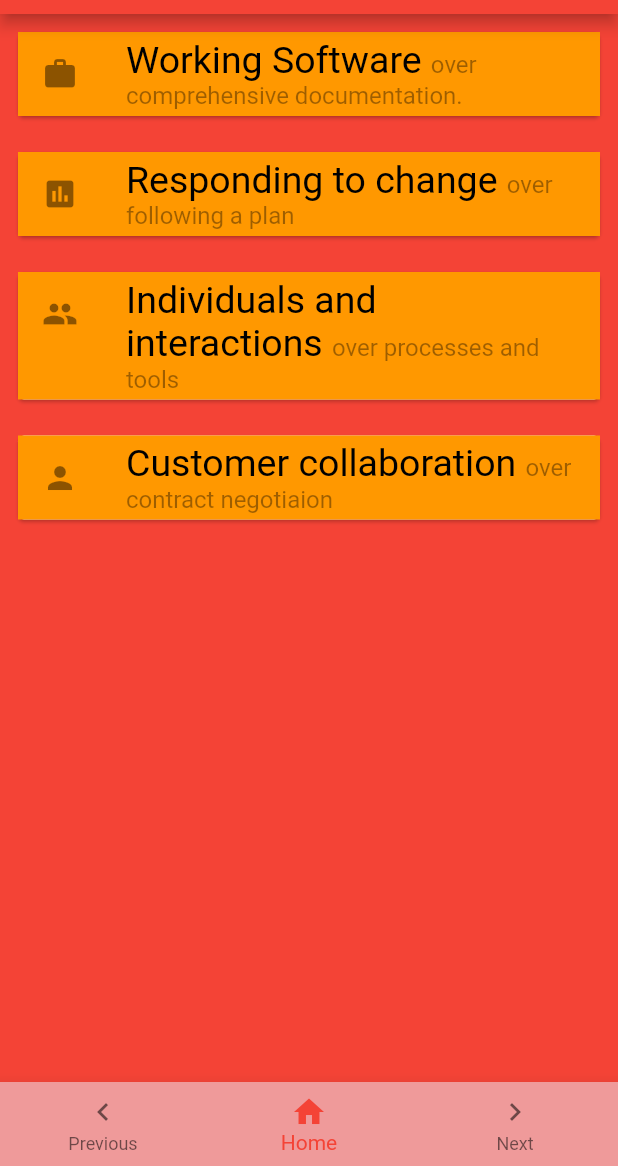
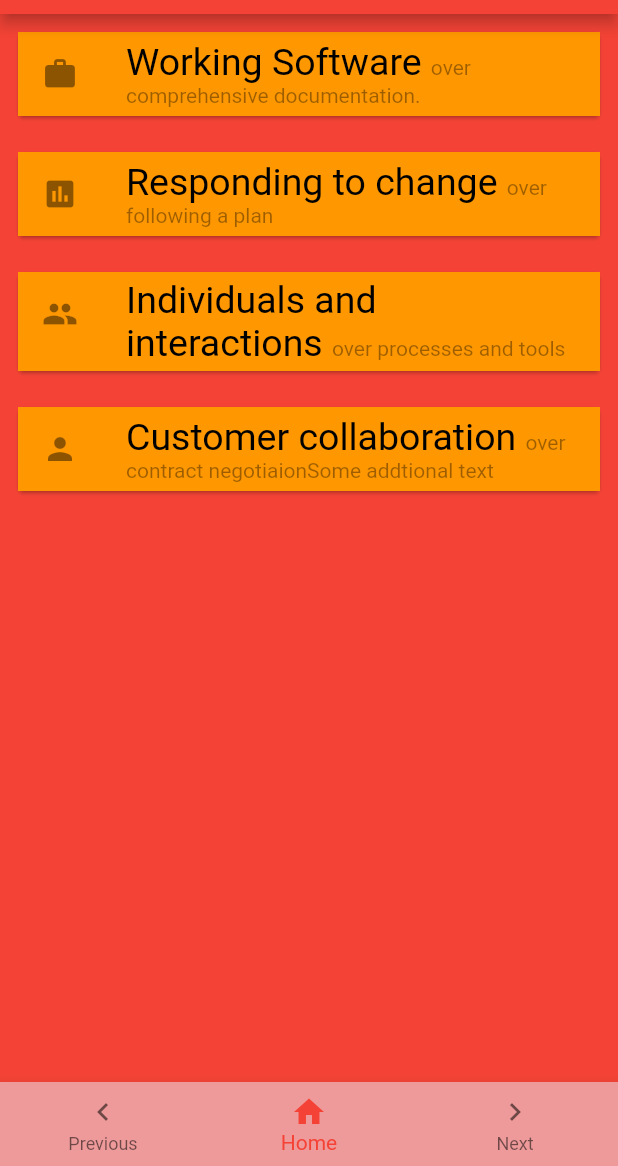
Before and after one commit to ammanath/agileCards, a Flutter app: the screen it shows after launch, on a phone screen of 412 x 824 dp, the part 70-1236 px from its top. Run offline on Flutter 3.47's test engine with Material 2 defaults, Android fonts, the phone set to English and light mode, and no system bars.

Commit message:
Refactored to use a list for text values

```diff
--- /dev/null
+++ b/Docs/backolg.txt
@@ -0,0 +1,8 @@
+List of backlog
+
+Create a Drawer - about, list of pages, click navigate between pages
+Create a separate page for :
+    1)Agile Values
+    2)Agile Principles
+    3)Extreme Programming
+    4)About
--- a/lib/agileCard.dart
+++ b/lib/agileCard.dart
@@ -1,38 +1,34 @@
+import 'package:agile_cards/dataText.dart';
 import 'package:flutter/material.dart';
 
 
 class AgileCard extends StatelessWidget {
   const AgileCard({
     Key key,
-    @required this.iconCard,
-    @required this.primaryText,
-    @required this.secondaryText,
+    @required this.dataText,
   }) : super(key: key);
 
-  final IconData iconCard;
-  final String primaryText;
-  final String secondaryText;
+  final DataText dataText;
 
   @override
   Widget build(BuildContext context) {
+    var secondaryStyle = TextStyle(
+                          fontSize: 14,
+                          color: Colors.black38,
+                        );
         return Padding(
           padding: const EdgeInsets.all(8.0),
           child: Card(
             child: Container(
               child: ListTile(
-            leading: Icon(iconCard),
+                leading: Icon(dataText.icon),
             title: Text.rich(
               TextSpan(
-              text: primaryText,
+                  text: dataText.primaryText,
                   style: TextStyle(fontSize: 25, color: Colors.black),
-              children: <InlineSpan>[
-                TextSpan(
-                    text: secondaryText,
-                    style: TextStyle(
-                      fontSize: 16,
-                      color: Colors.black38,
-                    ))
-              ]),
+                  children: getSecondaryText(secondaryStyle, dataText)
+
+              ),
         ),
       ),
       color: Colors.orange,
@@ -40,4 +36,17 @@ class AgileCard extends StatelessWidget {
             ),
     );
   }
+
+  List<InlineSpan> getSecondaryText(TextStyle secondaryStyle,DataText dataText1) {
+   return dataText1.textList.map((elt)=>(TextSpan(
+                      text: elt,
+                      style: secondaryStyle))).toList()..removeAt(0);
+
+
+    // return <InlineSpan>[
+    //               TextSpan(
+    //                   text: dataText1.secondaryText,
+    //                   style: secondaryStyle)
+    //         ];
   }
+}
--- a/lib/agileCardsHome.dart
+++ b/lib/agileCardsHome.dart
@@ -1,34 +1,16 @@
 import 'package:agile_cards/agileCard.dart';
+import 'package:agile_cards/dataText.dart';
 import 'package:flutter/material.dart';
 
 class AgileCardsHome extends StatelessWidget {
   @override
   Widget build(BuildContext context) {
-    const primaryWorkingText = 'Working Software ';
-    const secondaryWorkingText = "over comprehensive documentation.";
-    const primaryRespondingText = 'Responding to change ';
-    const secondaryRespondingText ='over following a plan';
-    const primaryIndvText ='Individuals and interactions ';
-    const secondaryIndvText='over processes and tools';
-    const primaryCustText ='Customer collaboration ';
-    const secondaryCustText ='over contract negotiaion';
-    const iconCard = Icons.work;
-    const iconRespond = Icons.poll;
-    const iconIndividual = Icons.people;
-    const iconCustomer = Icons.person;
+    List<DataText> dataText1 = getAgileValues();
         return Scaffold(
           appBar: AppBar(
             title: Text('Agile Cards'),
           ),
-          body: Column(
-            children: <Widget>[
-              AgileCard(iconCard: iconCard, primaryText: primaryWorkingText,secondaryText: secondaryWorkingText),
-              AgileCard(iconCard: iconRespond, primaryText: primaryRespondingText,secondaryText: secondaryRespondingText),
-              AgileCard(iconCard: iconIndividual, primaryText: primaryIndvText,secondaryText: secondaryIndvText),
-              AgileCard(iconCard: iconCustomer, primaryText: primaryCustText,secondaryText: secondaryCustText),
-
-        ],
-      ),
+          body: DataWidget(dataText: dataText1,),
       backgroundColor: Colors.red,
       bottomNavigationBar: BottomNavigationBar(
         currentIndex: 1, // this will be set when a new tab is tapped
@@ -48,4 +30,43 @@ class AgileCardsHome extends StatelessWidget {
       ),
     );
   }
+
+  List<DataText> getAgileValues() {
+    const primaryWorkingText = 'Working Software ';
+    const secondaryWorkingText = "over comprehensive documentation.";
+    const primaryRespondingText = 'Responding to change ';
+    const secondaryRespondingText ='over following a plan';
+    const primaryIndvText ='Individuals and interactions ';
+    const secondaryIndvText='over processes and tools';
+    const primaryCustText ='Customer collaboration ';
+    const secondaryCustText ='over contract negotiaion';
+    const iconCard = Icons.work;
+    const iconRespond = Icons.poll;
+    const iconIndividual = Icons.people;
+    const iconCustomer = Icons.person;
+    List<DataText> dataText1 = [
+      DataText(iconCard,[primaryWorkingText, secondaryWorkingText]),
+      DataText(iconRespond,[primaryRespondingText, secondaryRespondingText]),
+      DataText(iconIndividual,[primaryIndvText, secondaryIndvText]),
+      DataText(iconCustomer,[primaryCustText, secondaryCustText,'Some addtional text']),
+    ];
+    return dataText1;
+  }
 }
+
+class DataWidget extends StatelessWidget {
+  const DataWidget({
+    Key key,
+    @required this.dataText,
+  }) : super(key: key);
+
+
+  final List<DataText> dataText;
+
+  @override
+  Widget build(BuildContext context) {
+    return Column(
+      children:dataText.map((element) => AgileCard(dataText: element)).toList(),
+      );
+  }
+}
--- /dev/null
+++ b/lib/agilePrinciplesPage.dart
@@ -0,0 +1,12 @@
+import 'package:flutter/material.dart';
+
+class AgilePrinciplesPage extends StatelessWidget {
+  @override
+  Widget build(BuildContext context) {
+    return Container(
+      width:100,
+      height:100,
+      color:Colors.yellow,
+    );
+  }
+}
--- /dev/null
+++ b/lib/dataText.dart
@@ -0,0 +1,21 @@
+import 'package:flutter/cupertino.dart';
+
+class DataText {
+  final List<String> textList;
+  final IconData icon;
+
+  DataText(this.icon, this.textList);
+
+  String get primaryText {
+    String temp ;
+    temp = (textList[0]!=null)?textList[0]:'-';
+    return temp;
+  }
+
+  String get secondaryText {
+    String temp ;
+    temp = (textList[1]!=null)?textList[1]:'-';
+    return temp;
+  }
+
+}
--- a/lib/main.dart
+++ b/lib/main.dart
@@ -12,7 +12,7 @@ class AgileCardsApp extends StatelessWidget {
       title: 'Agile Cards',
       theme: ThemeData(
         primarySwatch: Colors.red,
-        //visualDensity: VisualDensity.adaptivePlatformDensity,
+        visualDensity: VisualDensity.adaptivePlatformDensity,
       ),
       home: AgileCardsHome(),
       debugShowCheckedModeBanner: false,
```
Lines whose indentation alone changed are shown as unchanged.
